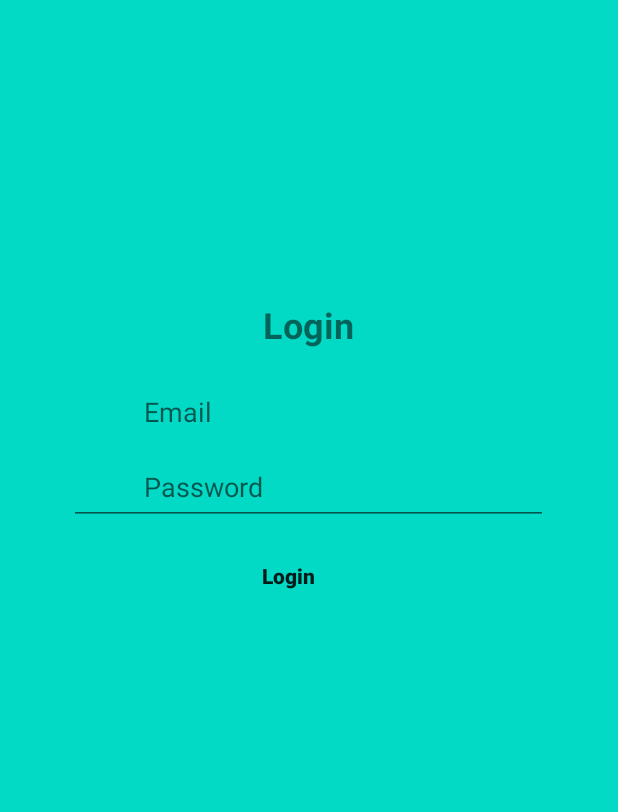
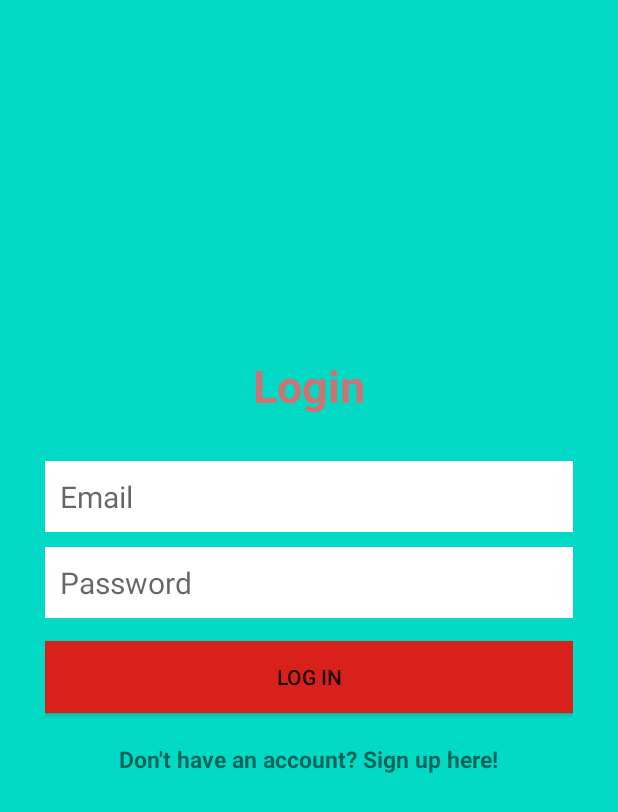
Before and after one commit to Irimurielle/Android-project-3, an Android app: the layout activity_login.xml on its own in the app's theme, with its tools: preview values and no code run, on a phone screen of 412 x 824 dp. Shown: the top 812 px of the screen. Run offline under Robolectric (Android 15) with nearby library versions, the phone set to English and light mode, and no system bars.

Commit message:
modified login layout

```diff
--- a/app/build.gradle
+++ b/app/build.gradle
@@ -50,6 +50,7 @@ dependencies {
     implementation 'androidx.appcompat:appcompat:1.2.0'
     implementation 'com.google.android.material:material:1.2.1'
     implementation 'androidx.constraintlayout:constraintlayout:2.0.4'
+    implementation 'com.google.firebase:firebase-auth:20.0.2'
     testImplementation 'junit:junit:4.+'
     androidTestImplementation 'androidx.test.ext:junit:1.1.2'
     androidTestImplementation 'androidx.test.espresso:espresso-core:3.3.0'
--- a/app/src/main/res/layout/activity_login.xml
+++ b/app/src/main/res/layout/activity_login.xml
@@ -6,62 +6,70 @@
     xmlns:app="http://schemas.android.com/apk/res-auto"
     android:background="@color/teal_200">
 
+    <LinearLayout
+        android:orientation="vertical"
+        android:layout_width="match_parent"
+        android:layout_height="wrap_content"
+        android:padding="30dp"
+        android:layout_centerVertical="true"
+        android:layout_centerHorizontal="true"
+        android:id="@+id/linearLayout">
+
+        <EditText
+            android:id="@+id/emailEditText"
+            android:layout_width="match_parent"
+            android:layout_height="wrap_content"
+            android:background="@android:color/white"
+            android:hint="Email"
+            android:inputType="textEmailAddress"
+            android:nextFocusDown="@+id/passwordEditText"
+            android:padding="10dp"
+            android:layout_marginBottom="10dp"
+            android:textColor="@android:color/black"
+            android:textSize="20sp" />
+
+        <EditText
+            android:id="@+id/passwordEditText"
+            android:layout_width="match_parent"
+            android:layout_height="wrap_content"
+            android:background="@android:color/white"
+            android:hint="Password"
+            android:inputType="textPassword"
+            android:nextFocusDown="@+id/passwordEditText"
+            android:padding="10dp"
+            android:textColor="@android:color/black"
+            android:textSize="20sp" />
+
+
+        <Button
+            android:id="@+id/passwordLoginButton"
+            android:layout_width="match_parent"
+            android:layout_height="wrap_content"
+            android:padding="10dp"
+            android:text="Log in"
+            android:background="@color/colorAccent"
+            android:layout_marginTop="15dp" />
+
+        <TextView
+            android:layout_width="wrap_content"
+            android:layout_height="wrap_content"
+            android:layout_marginTop="20dp"
+            android:textStyle="bold"
+            android:textSize="15sp"
+            android:text="Don't have an account? Sign up here!"
+            android:id="@+id/registerTextView"
+            android:layout_gravity="center_horizontal" />
+
+    </LinearLayout>
+
     <TextView
-        android:id="@+id/logintext"
         android:layout_width="wrap_content"
         android:layout_height="wrap_content"
-        android:layout_centerHorizontal="true"
-        android:layout_marginStart="30dp"
-        android:layout_marginTop="200dp"
-        android:layout_marginEnd="30dp"
-        android:layout_marginBottom="30dp"
         android:text="Login"
-        android:textSize="24dp"
-        android:textStyle="bold" />
-
-    <EditText
-        android:id="@+id/editTextEmail"
-        android:layout_width="319dp"
-        android:layout_height="50dp"
-        android:layout_alignParentTop="true"
-        android:layout_centerHorizontal="true"
-        android:layout_marginTop="250dp"
-        android:ems="10"
-        android:hint="Email"
-        android:paddingStart="50dp"
-        android:inputType="textEmailAddress"
-        tools:ignore="RtlCompat" />
-
-    <EditText
-        android:id="@+id/editTextPassword"
-        android:layout_width="319dp"
-        android:layout_height="50dp"
-        android:layout_alignParentTop="true"
-        android:layout_centerHorizontal="true"
-        android:layout_marginTop="300dp"
-        android:hint="Password"
-        android:layout_below="@id/editTextEmail"
-        android:paddingStart="50dp"
-        android:ems="10"
-        android:inputType="textPassword"
-        tools:ignore="RtlCompat" />
-
-    <Button
-        android:id="@+id/button"
-        android:layout_width="wrap_content"
-        android:layout_height="wrap_content"
-        android:layout_alignParentStart="true"
-        android:layout_alignParentTop="true"
-        android:layout_marginStart="148dp"
-        android:layout_marginTop="360dp"
-        android:padding="5dp"
-        android:text="Login"
-        android:textAllCaps="false"
-        android:background="@color/colorNull"
+        android:textColor="@color/colorPrimaryLight"
+        android:textSize="30dp"
         android:textStyle="bold"
-        app:layout_constraintEnd_toEndOf="parent"
-        app:layout_constraintStart_toStartOf="parent"
-        app:layout_constraintTop_toTopOf="@id/editTextPassword"
-        tools:ignore="RtlCompat" />
+        android:layout_above="@+id/linearLayout"
+        android:layout_centerHorizontal="true" />
 
 </RelativeLayout>
```
